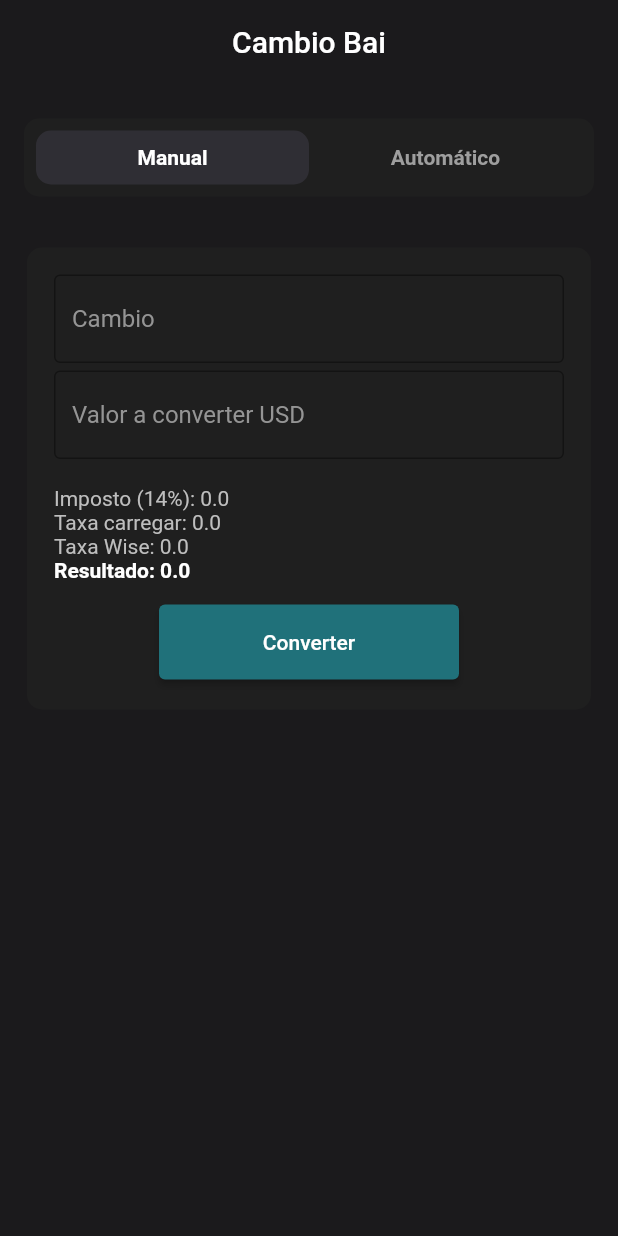
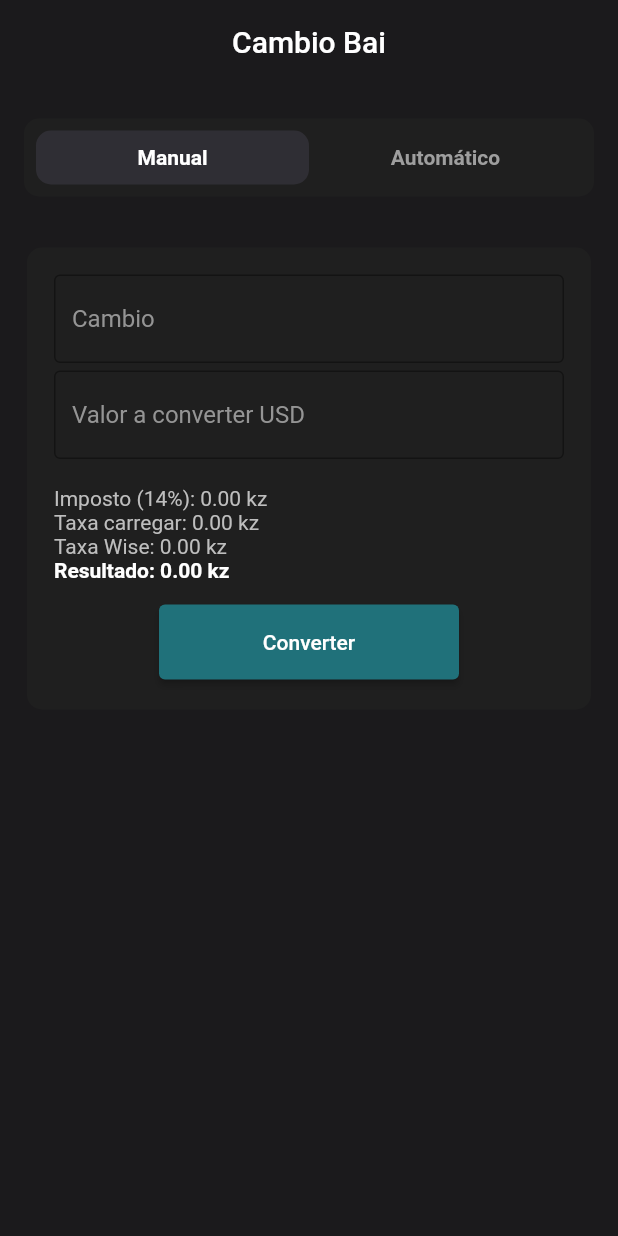
Before and after one commit to geekfabio/exchange, a Flutter app: the screen it shows after launch, on a phone screen of 412 x 824 dp. Run offline on Flutter 3.47's test engine with Material 2 defaults, Android fonts, the phone set to English and light mode, and no system bars; generated files the repository leaves out were written again.

Commit message:
♻ refactored

```diff
--- a/lib/exchange/view/widgets/exchange_form.dart
+++ b/lib/exchange/view/widgets/exchange_form.dart
@@ -2,6 +2,7 @@ import 'package:exchange/app/theme/app_style.dart';
 import 'package:exchange/exchange/controller/exchange_manual_controller.dart';
 import 'package:exchange/exchange/view/widgets/exchange_form_field.dart';
 import 'package:flutter/material.dart';
+import 'package:intl/intl.dart';
 
 class ExchangeForm extends StatefulWidget {
   const ExchangeForm({Key? key}) : super(key: key);
@@ -11,12 +12,13 @@ class ExchangeForm extends StatefulWidget {
 }
 
 class _ExchangeFormState extends State<ExchangeForm> {
-  final TextEditingController _controllerCambio = TextEditingController();
-  final TextEditingController _controllerValue = TextEditingController();
+  final _controllerCambio = TextEditingController();
+  final _controllerValue = TextEditingController();
   var _result = 0.0;
   var _resulTaxCharged = 0.0;
   var _resultTaxOperation = 0.0;
   final _resultTaxWise = 0.0;
+  final moneyFormat = NumberFormat('#,##0.00', 'en_US');
 
   @override
   Widget build(BuildContext context) {
@@ -60,19 +62,19 @@ class _ExchangeFormState extends State<ExchangeForm> {
               mainAxisAlignment: MainAxisAlignment.spaceEvenly,
               children: [
                 Text(
-                  'Imposto (14%): $_resulTaxCharged',
+                  'Imposto (14%): ${moneyFormat.format(_resulTaxCharged)} kz',
                   style: AppStyle.textBody,
                 ),
                 Text(
-                  'Taxa carregar: $_resultTaxOperation',
+                  'Taxa carregar: ${moneyFormat.format(_resultTaxOperation)} kz',
                   style: AppStyle.textBody,
                 ),
                 Text(
-                  'Taxa Wise: $_resultTaxWise',
+                  'Taxa Wise: ${moneyFormat.format(_resultTaxWise)} kz',
                   style: AppStyle.textBody,
                 ),
                 Text(
-                  'Resultado: $_result',
+                  'Resultado: ${moneyFormat.format(_result)} kz',
                   style: AppStyle.textPrimary,
                 ),
               ],
```
Also changed, not shown: lib/bootstrap.dart (deleted, +0 -10 lines), lib/exchange/repository/repository.dart (deleted), 1 other file.
